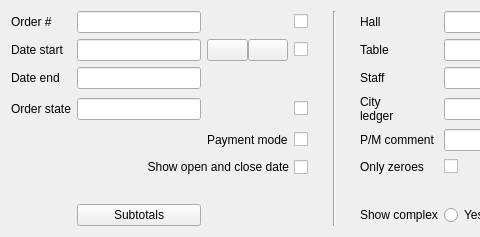
The window that Filter/frestauranttotal.ui (End1-1/Resort-2) describes before a commit, drawn with Qt 5; both pictures show x 0 to 480 and y 0 to 237 of the 907 by 237 pixel window.
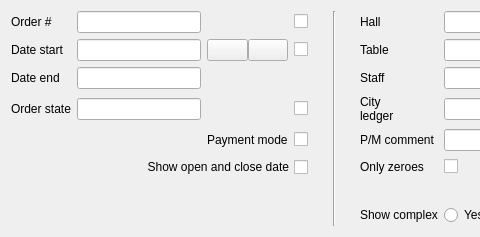
The same window after the commit. Icons and pictures are not drawn. Custom widgets are drawn as their Qt base class.

Diff of the .ui file:
```diff
--- a/Filter/frestauranttotal.ui
+++ b/Filter/frestauranttotal.ui
@@ -489,16 +489,6 @@
      </property>
     </widget>
    </item>
-   <item row="7" column="2">
-    <widget class="QPushButton" name="btnOrdersSubtotal">
-     <property name="focusPolicy">
-      <enum>Qt::ClickFocus</enum>
-     </property>
-     <property name="text">
-      <string>Subtotals</string>
-     </property>
-    </widget>
-   </item>
    <item row="2" column="6">
     <widget class="QLabel" name="label_6">
      <property name="text">
```
